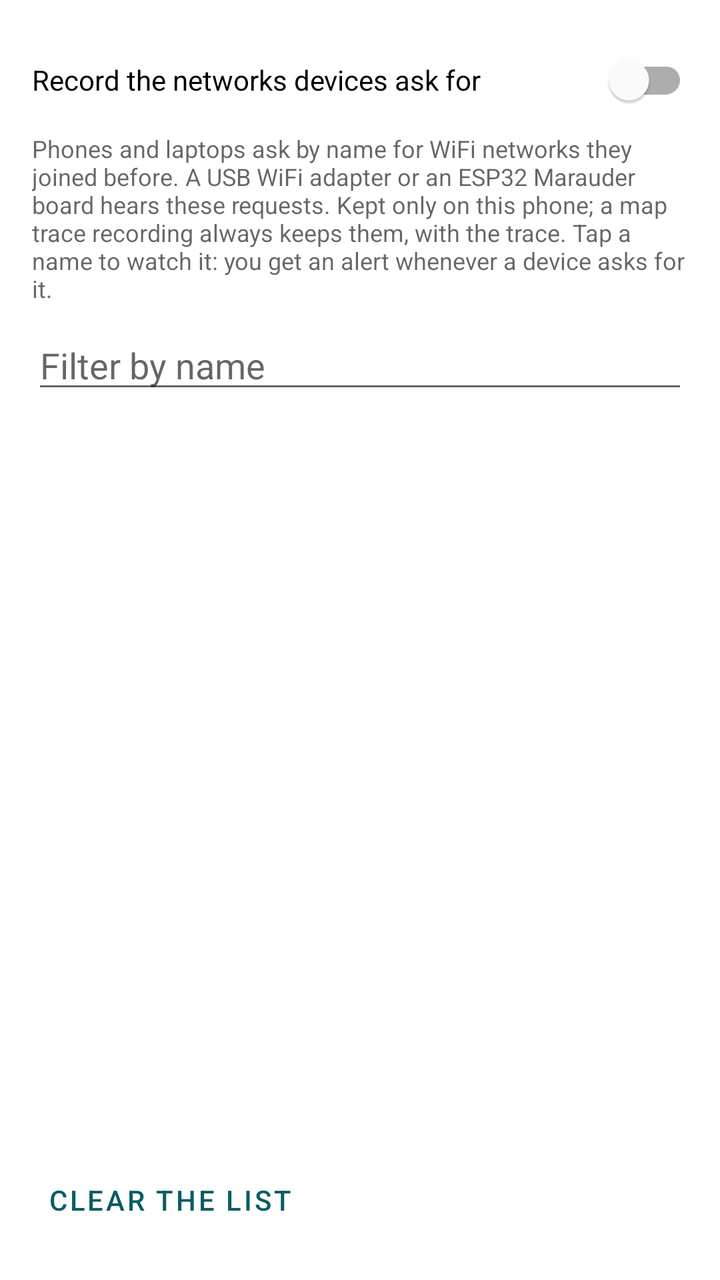
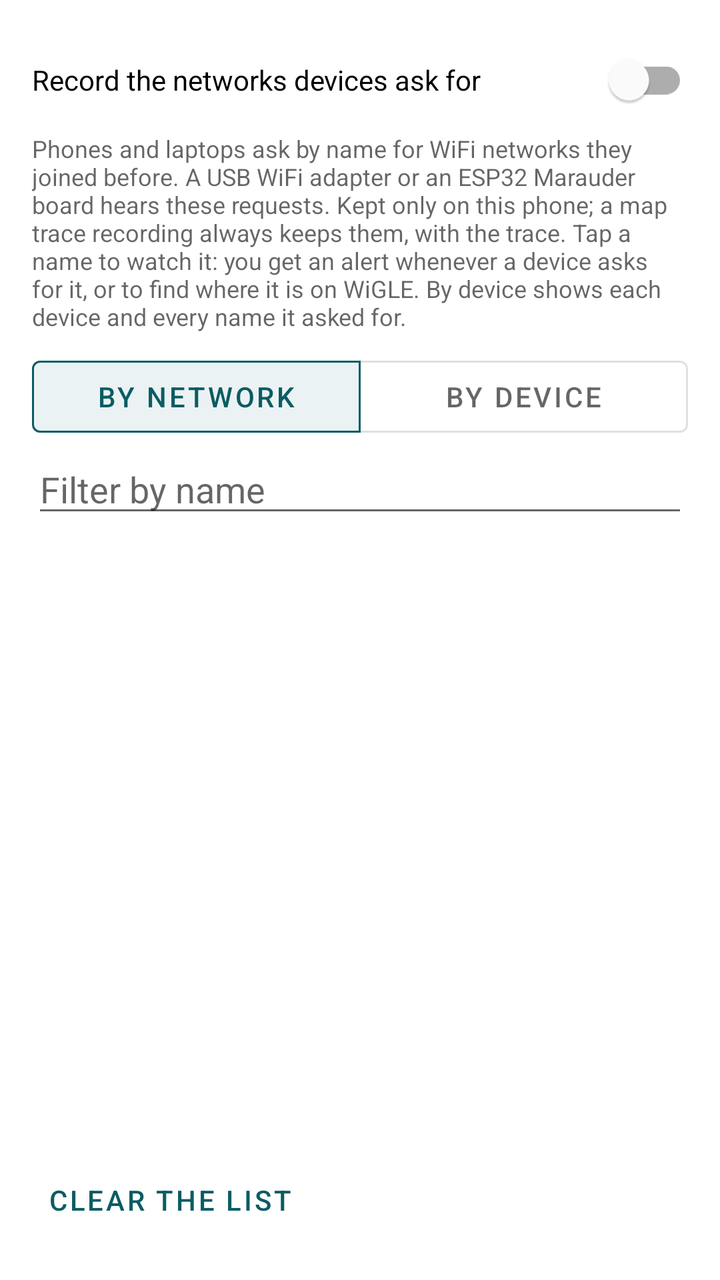

Screens rendered from an Android XML layout before and after an edit, with the pre-edit source and the edit as a unified diff.
<!-- AndroidManifest.xml: application theme Theme.RFSentinel -->
<!-- res/layout/activity_probe_list.xml -->
<?xml version="1.0" encoding="utf-8"?>
<LinearLayout xmlns:android="http://schemas.android.com/apk/res/android"
    android:layout_width="match_parent"
    android:layout_height="match_parent"
    android:orientation="vertical"
    android:padding="16dp">

    <com.google.android.material.switchmaterial.SwitchMaterial
        android:id="@+id/recordSwitch"
        android:layout_width="match_parent"
        android:layout_height="wrap_content"
        android:text="Record the networks devices ask for" />

    <TextView
        android:id="@+id/infoText"
        android:layout_width="match_parent"
        android:layout_height="wrap_content"
        android:paddingTop="2dp"
        android:paddingBottom="8dp"
        android:textSize="@dimen/text_caption"
        android:textColor="?android:attr/textColorSecondary"
        android:text="Phones and laptops ask by name for WiFi networks they joined before. A USB WiFi adapter or an ESP32 Marauder board hears these requests. Kept only on this phone; a map trace recording always keeps them, with the trace. Tap a name to watch it: you get an alert whenever a device asks for it." />

    <EditText
        android:id="@+id/filterInput"
        android:layout_width="match_parent"
        android:layout_height="wrap_content"
        android:inputType="text|textNoSuggestions"
        android:importantForAutofill="no"
        android:hint="Filter by name" />

    <TextView
        android:id="@+id/emptyText"
        android:layout_width="match_parent"
        android:layout_height="wrap_content"
        android:paddingTop="16dp"
        android:visibility="gone" />

    <androidx.recyclerview.widget.RecyclerView
        android:id="@+id/recyclerView"
        android:layout_width="match_parent"
        android:layout_height="0dp"
        android:layout_weight="1"
        android:layout_marginTop="8dp" />

    <Button
        android:id="@+id/clearButton"
        style="@style/Widget.MaterialComponents.Button.TextButton"
        android:layout_width="wrap_content"
        android:layout_height="wrap_content"
        android:text="Clear the list" />

</LinearLayout>
<!-- resources referenced by this layout -->
<resources>
  <dimen name="text_caption">12sp</dimen>
  <style name="Theme.RFSentinel" parent="Theme.MaterialComponents.DayNight.DarkActionBar">
          <item name="colorPrimary">@color/brand_primary</item>
          <item name="colorPrimaryVariant">@color/brand_primary_dark</item>
          <item name="colorOnPrimary">@android:color/white</item>
          <item name="colorSecondary">@color/brand_accent</item>
          <item name="colorOnSecondary">@android:color/white</item>
          <item name="rfScopeColor">@color/scope</item>
          <item name="rfScopeTextColor">@color/scope_text</item>
          <item name="rfTraceColor">@color/trace</item>
          <item name="rfAccent">@color/brand_highlight</item>
          <item name="rfOnAccent">@color/brand_on_highlight</item>
      </style>
  <color name="brand_primary">#0B5C63</color>
  <color name="brand_primary_dark">#073F44</color>
  <color name="brand_accent">#E0622D</color>
  <color name="scope">#0B5C63</color>
  <color name="scope_text">#AA0B5C63</color>
  <color name="trace">#E0622D</color>
  <color name="brand_highlight">#0B5C63</color>
  <color name="brand_on_highlight">#FFFFFF</color>
</resources>

<!-- the commit's change to res/layout/activity_probe_list.xml (unified diff, before → after) -->
@@ -1,5 +1,6 @@
 <?xml version="1.0" encoding="utf-8"?>
 <LinearLayout xmlns:android="http://schemas.android.com/apk/res/android"
+    xmlns:app="http://schemas.android.com/apk/res-auto"
     android:layout_width="match_parent"
     android:layout_height="match_parent"
     android:orientation="vertical"
@@ -19,7 +20,32 @@
         android:paddingBottom="8dp"
         android:textSize="@dimen/text_caption"
         android:textColor="?android:attr/textColorSecondary"
-        android:text="Phones and laptops ask by name for WiFi networks they joined before. A USB WiFi adapter or an ESP32 Marauder board hears these requests. Kept only on this phone; a map trace recording always keeps them, with the trace. Tap a name to watch it: you get an alert whenever a device asks for it." />
+        android:text="Phones and laptops ask by name for WiFi networks they joined before. A USB WiFi adapter or an ESP32 Marauder board hears these requests. Kept only on this phone; a map trace recording always keeps them, with the trace. Tap a name to watch it: you get an alert whenever a device asks for it, or to find where it is on WiGLE. By device shows each device and every name it asked for." />
+
+    <com.google.android.material.button.MaterialButtonToggleGroup
+        android:id="@+id/viewToggle"
+        android:layout_width="match_parent"
+        android:layout_height="wrap_content"
+        app:singleSelection="true"
+        app:selectionRequired="true"
+        app:checkedButton="@id/byNetworkButton">
+
+        <Button
+            android:id="@+id/byNetworkButton"
+            style="?attr/materialButtonOutlinedStyle"
+            android:layout_width="0dp"
+            android:layout_height="wrap_content"
+            android:layout_weight="1"
+            android:text="By network" />
+
+        <Button
+            android:id="@+id/byDeviceButton"
+            style="?attr/materialButtonOutlinedStyle"
+            android:layout_width="0dp"
+            android:layout_height="wrap_content"
+            android:layout_weight="1"
+            android:text="By device" />
+    </com.google.android.material.button.MaterialButtonToggleGroup>
 
     <EditText
         android:id="@+id/filterInput"
